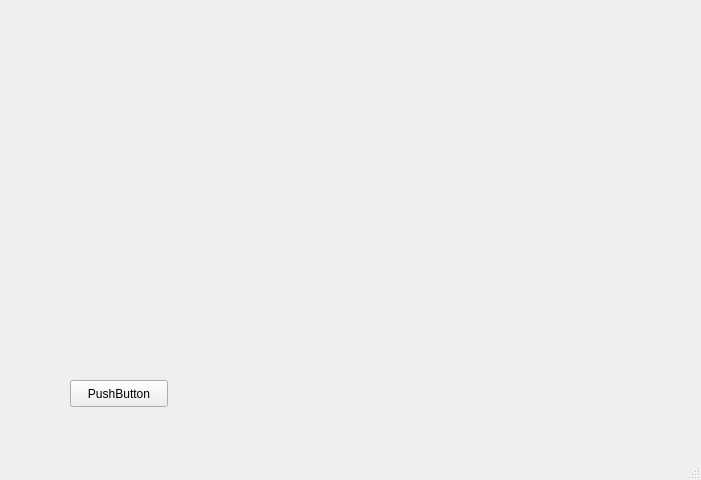
Old version of the form depthvideorecorder.ui in the repository andrewrch/DepthVideoRecorder.
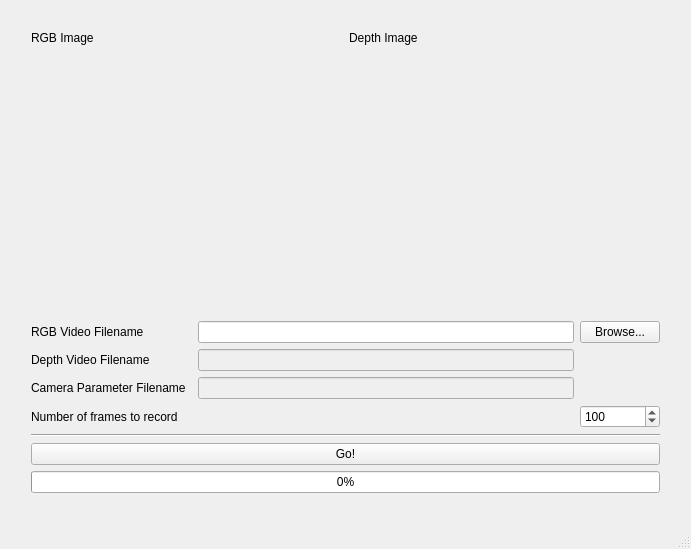
New version of the form. Custom widgets are drawn as their Qt base class.

Commit message: Making changes.  Depth and RGB images now display.  Just need to make it actually save videos (Using OpenCV).

Diff of the .ui file:
```diff
--- a/depthvideorecorder.ui
+++ b/depthvideorecorder.ui
@@ -6,8 +6,8 @@
    <rect>
     <x>0</x>
     <y>0</y>
-    <width>701</width>
-    <height>480</height>
+    <width>691</width>
+    <height>549</height>
    </rect>
   </property>
   <property name="minimumSize">
@@ -26,31 +26,27 @@
      <height>480</height>
     </size>
    </property>
-   <widget class="QPushButton" name="pushButton">
-    <property name="geometry">
-     <rect>
-      <x>70</x>
-      <y>380</y>
-      <width>98</width>
-      <height>27</height>
-     </rect>
-    </property>
-    <property name="text">
-     <string>PushButton</string>
-    </property>
-   </widget>
    <widget class="QWidget" name="">
     <property name="geometry">
      <rect>
       <x>20</x>
       <y>20</y>
-      <width>648</width>
-      <height>242</height>
+      <width>652</width>
+      <height>267</height>
      </rect>
     </property>
     <layout class="QHBoxLayout" name="horizontalLayout">
      <item>
-      <widget class="QWidget" name="widget" native="true">
+      <layout class="QVBoxLayout" name="verticalLayout">
+       <item>
+        <widget class="QLabel" name="label">
+         <property name="text">
+          <string>RGB Image</string>
+         </property>
+        </widget>
+       </item>
+       <item>
+        <widget class="QCVMatWidget" name="rgbImageWidget" native="true">
        <property name="minimumSize">
         <size>
          <width>320</width>
@@ -69,11 +65,22 @@
        <property name="autoFillBackground">
         <bool>false</bool>
        </property>
-       <zorder>widget_2</zorder>
-      </widget>
-     </item>
+         <zorder>depthImageWidget</zorder>
+        </widget>
+       </item>
+      </layout>
+     </item>
      <item>
-      <widget class="QWidget" name="widget_2" native="true">
+      <layout class="QVBoxLayout" name="verticalLayout_2">
+       <item>
+        <widget class="QLabel" name="label_2">
+         <property name="text">
+          <string>Depth Image</string>
+         </property>
+        </widget>
+       </item>
+       <item>
+        <widget class="QCVMatWidget" name="depthImageWidget" native="true">
        <property name="minimumSize">
         <size>
          <width>320</width>
@@ -85,6 +92,109 @@
          <width>320</width>
          <height>240</height>
         </size>
+         </property>
+        </widget>
+       </item>
+      </layout>
+     </item>
+    </layout>
+   </widget>
+   <widget class="QWidget" name="">
+    <property name="geometry">
+     <rect>
+      <x>20</x>
+      <y>310</y>
+      <width>651</width>
+      <height>201</height>
+     </rect>
+    </property>
+    <layout class="QGridLayout" name="gridLayout">
+     <item row="2" column="0">
+      <widget class="QLabel" name="label_6">
+       <property name="text">
+        <string>Camera Parameter Filename</string>
+       </property>
+      </widget>
+     </item>
+     <item row="0" column="2">
+      <widget class="QLineEdit" name="rgbFileName"/>
+     </item>
+     <item row="0" column="0">
+      <widget class="QLabel" name="label_3">
+       <property name="text">
+        <string>RGB Video Filename</string>
+       </property>
+      </widget>
+     </item>
+     <item row="2" column="2">
+      <widget class="QLineEdit" name="paramsFileName">
+       <property name="enabled">
+        <bool>false</bool>
+       </property>
+      </widget>
+     </item>
+     <item row="6" column="0" colspan="4">
+      <widget class="QPushButton" name="goButton">
+       <property name="text">
+        <string>Go!</string>
+       </property>
+      </widget>
+     </item>
+     <item row="3" column="3">
+      <widget class="QSpinBox" name="frameCount">
+       <property name="minimum">
+        <number>1</number>
+       </property>
+       <property name="maximum">
+        <number>500</number>
+       </property>
+       <property name="value">
+        <number>100</number>
+       </property>
+      </widget>
+     </item>
+     <item row="3" column="0">
+      <widget class="QLabel" name="label_5">
+       <property name="text">
+        <string>Number of frames to record</string>
+       </property>
+      </widget>
+     </item>
+     <item row="1" column="0" colspan="2">
+      <widget class="QLabel" name="label_4">
+       <property name="text">
+        <string>Depth Video Filename</string>
+       </property>
+      </widget>
+     </item>
+     <item row="1" column="2">
+      <widget class="QLineEdit" name="depthFileName">
+       <property name="enabled">
+        <bool>false</bool>
+       </property>
+      </widget>
+     </item>
+     <item row="7" column="0" colspan="4">
+      <widget class="QProgressBar" name="progressBar">
+       <property name="enabled">
+        <bool>true</bool>
+       </property>
+       <property name="value">
+        <number>0</number>
+       </property>
+      </widget>
+     </item>
+     <item row="4" column="0" colspan="4">
+      <widget class="Line" name="line">
+       <property name="orientation">
+        <enum>Qt::Horizontal</enum>
+       </property>
+      </widget>
+     </item>
+     <item row="0" column="3">
+      <widget class="QPushButton" name="browseButton">
+       <property name="text">
+        <string>Browse...</string>
        </property>
       </widget>
      </item>
@@ -94,6 +204,14 @@
   <widget class="QStatusBar" name="statusBar"/>
  </widget>
  <layoutdefault spacing="6" margin="11"/>
+ <customwidgets>
+  <customwidget>
+   <class>QCVMatWidget</class>
+   <extends>QWidget</extends>
+   <header>qcvmatwidget.h</header>
+   <container>1</container>
+  </customwidget>
+ </customwidgets>
  <resources/>
  <connections/>
 </ui>
```
Lines whose indentation alone changed are shown as unchanged. The commit also changes 4 other files.
